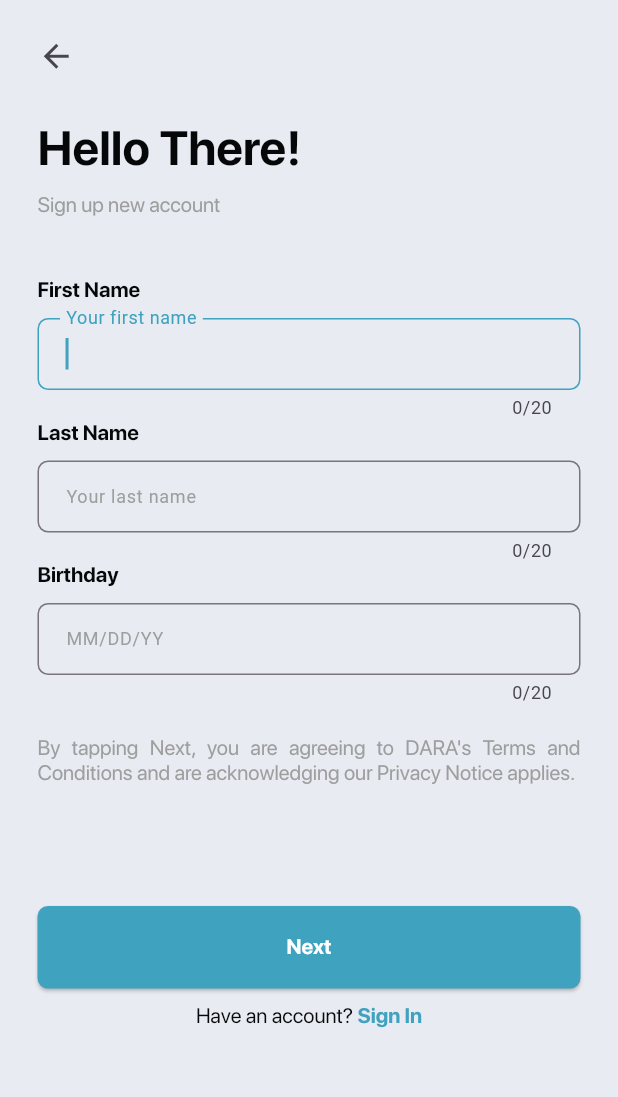
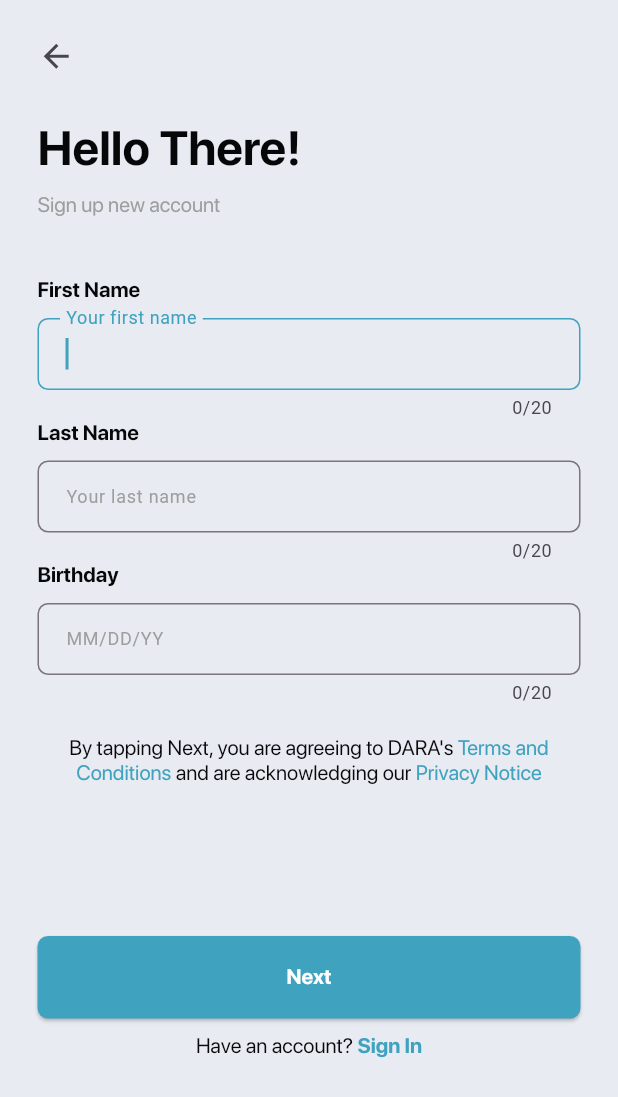
Before and after one commit to Raielaaa/DARA-fleet-management, a Flutter app: the Register screen opened by its route, on a phone screen of 412 x 824 dp. Shown: the top 1097 px of the screen. Run offline on Flutter 3.47's test engine with Material 3 defaults, Android fonts, the phone set to English and light mode, and no system bars; our stand-ins replace flutter_otp_text_field, video_player; missing offline and left inert: flutter_rounded_date_picker.

Commit message:
v.19 updated phase 1 UI

```diff
--- a/lib/view/pages/account/login/login.dart
+++ b/lib/view/pages/account/login/login.dart
@@ -189,12 +189,27 @@ class _LoginMain extends State<LoginMain> {
             ),
 
             //  Text - No account
-            const SizedBox(height: 10),
-            CustomComponents.displayText(
-              ProjectStrings.account_login_main_no_account,
-              color: Colors.grey,
-              fontSize: 14,
-              textAlign: TextAlign.center
+            const SizedBox(height: 15),
+            RichText(
+              textAlign: TextAlign.center,
+              text: TextSpan(
+                text: ProjectStrings.account_login_main_no_account_1,
+                style: const TextStyle(
+                  fontSize: 14,
+                  color: Color(0xff08080a),
+                  fontFamily: ProjectStrings.general_font_family
+                ),
+                children: [
+                  TextSpan(
+                    text: ProjectStrings.account_login_main_no_account_2,
+                    style: const TextStyle(
+                      fontSize: 14,
+                      color: Color(0xff3FA2BE),
+                      fontFamily: ProjectStrings.general_font_family
+                    )
+                  )
+                ]
+              )
             )
           ],
         )
--- a/lib/view/pages/account/register/register.dart
+++ b/lib/view/pages/account/register/register.dart
@@ -138,15 +138,51 @@ class _RegisterState extends State<Register> {
 
             //  Condition
             const SizedBox(height: 20),
-            CustomComponents.displayText(
-              ProjectStrings.account_register_1_condition,
-              textAlign: TextAlign.justify,
-              color: Colors.grey,
-              fontSize: 14
+            Align(
+              alignment: Alignment.center,
+              child: RichText(
+                textAlign: TextAlign.center,
+                text: const TextSpan(
+                  text: ProjectStrings.account_register_1_condition_1,
+                  style: TextStyle(
+                    fontSize: 14,
+                    color: Color(0xff08080a),
+                    fontFamily: ProjectStrings.general_font_family
+                  ),
+                  children: <TextSpan> [
+                    TextSpan(
+                      text: ProjectStrings.account_register_1_condition_2,
+                      style: TextStyle(
+                        fontSize: 14,
+                        color: Color(0xff3FA2BE),
+                        fontFamily: ProjectStrings.general_font_family
+                      )
+                    ),
+
+                    TextSpan(
+                      text: ProjectStrings.account_register_1_condition_3,
+                      style: TextStyle(
+                        fontSize: 14,
+                        color: Color(0xff08080a),
+                        fontFamily: ProjectStrings.general_font_family
+                      )
+                    ),
+
+                    TextSpan(
+                      text: ProjectStrings.account_register_1_condition_4,
+                      style: TextStyle(
+                        fontSize: 14,
+                        color: Color(0xff3FA2BE),
+                        fontFamily: ProjectStrings.general_font_family
+                      )
+                    )
+                  ]
+                ),
+              ),
             ),
 
             //  Button
-            const SizedBox(height: 80),
+            const SizedBox(height: 100),
             SizedBox(
               width: double.infinity,
               child: CustomComponents.displayElevatedButton(
@@ -173,8 +209,8 @@ class _RegisterState extends State<Register> {
                     TextSpan(
                       text: ProjectStrings.account_register_ep_have_an_account_2,
                       style: TextStyle(
+                        fontFamily: ProjectStrings.general_font_family,
                         color: Color(0xff3FA2BE),
-                        fontFamily: ProjectStrings.general_font_family,
                         fontWeight: FontWeight.bold,
                         fontSize: 14
                       )
--- a/lib/view/shared/strings.dart
+++ b/lib/view/shared/strings.dart
@@ -39,7 +39,10 @@ class ProjectStrings {
   static String account_register_1_lastname_hint = "Your last name";
   static String account_register_1_birthday = "Birthday";
   static String account_register_1_birthday_hint = "MM/DD/YY";
-  static String account_register_1_condition = "By tapping Next, you are agreeing to DARA's Terms and Conditions and are acknowledging our Privacy Notice applies.";
+  static const String account_register_1_condition_1 = "By tapping Next, you are agreeing to DARA's ";
+  static const String account_register_1_condition_2 = "Terms and Conditions ";
+  static const String account_register_1_condition_3 = "and are acknowledging our ";
+  static const String account_register_1_condition_4 = "Privacy Notice ";
 
   //  Register page - email and password
   static String account_register_ep_header = "Almost There!";
@@ -65,7 +68,8 @@ class ProjectStrings {
   static String account_login_main_login_button = "Login";
   static String account_login_main_or = "Or";
   static String account_login_main_login_google = "Sign in with Google";
-  static String account_login_main_no_account = "Don't have an account? Register now!";
+  static String account_login_main_no_account_1 = "Don't have an account? ";
+  static String account_login_main_no_account_2 = "Register now!";
 
   //  Terms and conditions
   static String terms_and_conditions_header_main = "Terms and Conditions";
```
Also changed, not shown: .VSCodeCounter/2024-05-12_08-52-47/diff.csv (added), .VSCodeCounter/2024-05-12_08-52-47/diff.txt (added), .VSCodeCounter/2024-05-12_08-52-47/results.csv (added), .VSCodeCounter/2024-05-12_08-52-47/results.json (added), .VSCodeCounter/2024-05-12_08-52-47/results.txt (added), 4 other files.
